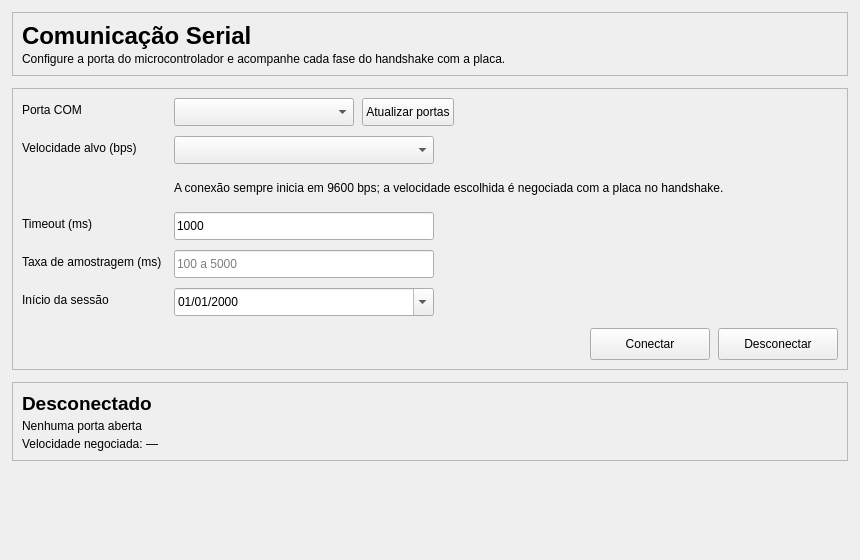
Old version of the form ui/serial_config.ui in the repository SamuelDeMarco-Dev/SmartGrid.
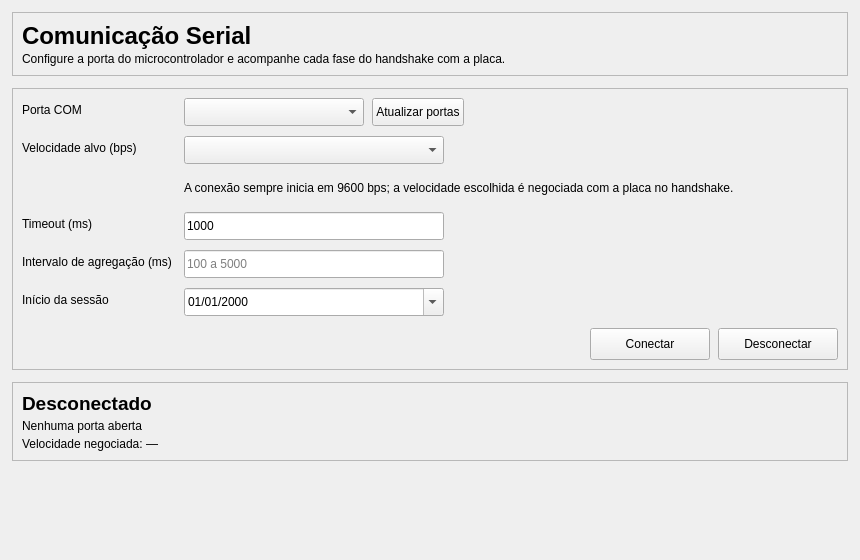
New version of the form.

Patch:
```diff
--- a/ui/serial_config.ui
+++ b/ui/serial_config.ui
@@ -223,7 +223,7 @@
         <item row="4" column="0">
          <widget class="QLabel" name="labelTaxaAmostragem">
           <property name="text">
-           <string>Taxa de amostragem (ms)</string>
+           <string>Intervalo de agregação (ms)</string>
           </property>
           <property name="buddy">
            <cstring>editTaxaAmostragem</cstring>
```
Left out of the diff: 2 changed lines with no effect on the pictures.
